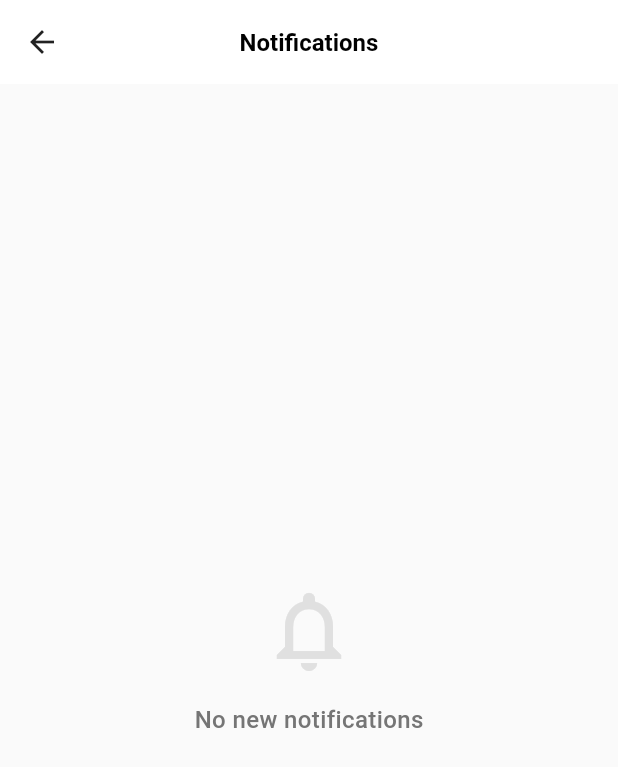
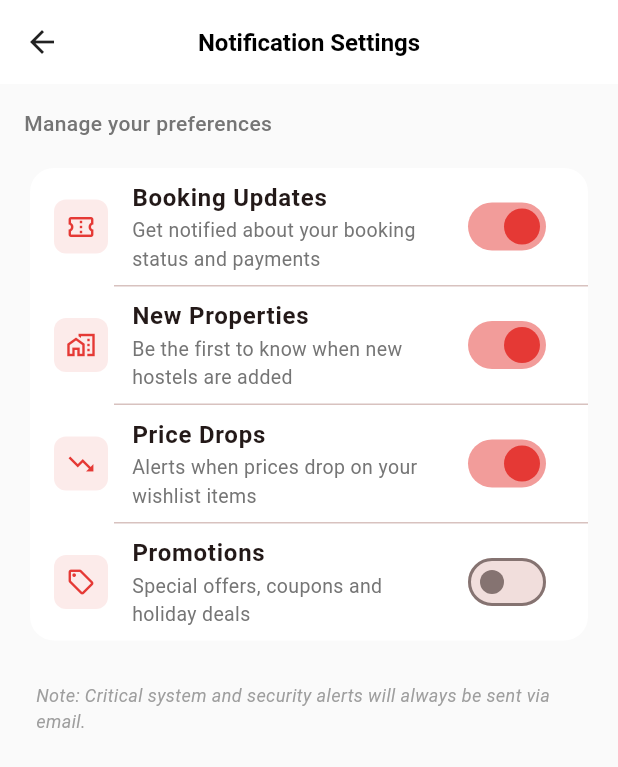
Before and after one commit to amit7451/Rentra, a Flutter app: the ProfileScreen screen opened by its route, after a tap on "Notifications", on a phone screen of 412 x 824 dp. Shown: the top 767 px of the screen. Run offline on Flutter 3.47's test engine with Material 3 defaults, Android fonts, the light colour scheme and no system bars; our stand-ins replace cloud_firestore, cloud_functions, connectivity_plus, firebase_auth, firebase_core, firebase_crashlytics and 9 more; missing offline and left inert: onesignal_flutter, razorpay_flutter; accounts and stored records are empty; network calls fail.

Commit message:
Added notification settings and secured keys

```diff
--- a/lib/app/routes.dart
+++ b/lib/app/routes.dart
@@ -20,6 +20,7 @@ import 'package:rentra/screens/profile/change_password_screen.dart';
 import '../screens/admin/admin_bookings_screen.dart';
 import '../screens/admin/admin_booking_details_screen.dart';
 import '../screens/booking/payment_status_screen.dart';
+import '../screens/notifications/notification_settings_screen.dart';
 
 class AppRoutes {
   // static const String splash = '/';
@@ -44,6 +45,7 @@ class AppRoutes {
   static const String changePassword = '/change-password';
   static const String paymentStatus = '/payment-status';
   static const String adminBookingDetails = '/admin-booking-details';
+  static const String notificationSettings = '/notification-settings';
 
   static Map<String, WidgetBuilder> routes = {
     // splash: (context) => const SplashScreen(),
@@ -64,6 +66,7 @@ class AppRoutes {
     privacyPolicy: (context) => const PrivacyPolicyScreen(),
     inviteEarn: (context) => const InviteEarnScreen(),
     changePassword: (context) => const ChangePasswordScreen(),
+    notificationSettings: (context) => const NotificationSettingsScreen(),
   };
 
   static Route<dynamic>? onGenerateRoute(RouteSettings settings) {
--- a/lib/screens/admin/admin_booking_details_screen.dart
+++ b/lib/screens/admin/admin_booking_details_screen.dart
@@ -500,7 +500,7 @@ class _AdminBookingDetailsScreenState extends State<AdminBookingDetailsScreen> {
             ? 'Your booking at ${_booking!.hostelName} has been confirmed securely.'
             : 'Your booking at ${_booking!.hostelName} was cancelled by the owner.',
         type: 'booking',
-        additionalData: {'bookingId': _booking!.id, 'status': 'status_update'},
+        additionalData: {'bookingId': _booking!.id, 'status': newStatus.name},
       );
 
       if (mounted) {
--- /dev/null
+++ b/lib/screens/notifications/notification_settings_screen.dart
@@ -0,0 +1,200 @@
+import 'package:flutter/material.dart';
+import 'package:firebase_auth/firebase_auth.dart';
+import 'package:cloud_firestore/cloud_firestore.dart';
+import '../../app/theme.dart';
+import '../../widgets/loading_indicator.dart';
+
+class NotificationSettingsScreen extends StatefulWidget {
+  const NotificationSettingsScreen({super.key});
+
+  @override
+  State<NotificationSettingsScreen> createState() =>
+      _NotificationSettingsScreenState();
+}
+
+class _NotificationSettingsScreenState
+    extends State<NotificationSettingsScreen> {
+  final _uid = FirebaseAuth.instance.currentUser?.uid;
+  bool _isLoading = true;
+
+  // Settings with default values
+  Map<String, bool> _settings = {
+    'bookingUpdates': true,
+    'newProperties': true,
+    'priceDrops': true,
+    'promotions': false,
+  };
+
+  @override
+  void initState() {
+    super.initState();
+    _loadSettings();
+  }
+
+  Future<void> _loadSettings() async {
+    if (_uid == null) return;
+    try {
+      final doc = await FirebaseFirestore.instance
+          .collection('users')
+          .doc(_uid)
+          .collection('settings')
+          .doc('notifications')
+          .get();
+
+      if (doc.exists && doc.data() != null) {
+        setState(() {
+          // Merge fetched settings with defaults
+          _settings = {..._settings, ...Map<String, bool>.from(doc.data()!)};
+          _isLoading = false;
+        });
+      } else {
+        setState(() => _isLoading = false);
+      }
+    } catch (e) {
+      debugPrint('Error loading notification settings: $e');
+      setState(() => _isLoading = false);
+    }
+  }
+
+  Future<void> _updateSetting(String key, bool value) async {
+    if (_uid == null) return;
+
+    // Optimistic UI update
+    setState(() => _settings[key] = value);
+
+    try {
+      await FirebaseFirestore.instance
+          .collection('users')
+          .doc(_uid)
+          .collection('settings')
+          .doc('notifications')
+          .set({key: value}, SetOptions(merge: true));
+    } catch (e) {
+      // Revert on error
+      setState(() => _settings[key] = !value);
+      if (mounted) {
+        ScaffoldMessenger.of(context).showSnackBar(
+          const SnackBar(content: Text('Failed to update setting')),
+        );
+      }
+    }
+  }
+
+  @override
+  Widget build(BuildContext context) {
+    if (_isLoading) {
+      return const Scaffold(
+        body: Center(child: LoadingIndicator(message: 'Loading settings...')),
+      );
+    }
+
+    return Scaffold(
+      backgroundColor: Colors.grey[50],
+      appBar: AppBar(
+        title: const Text(
+          'Notification Settings',
+          style: TextStyle(color: Colors.black, fontWeight: FontWeight.bold),
+        ),
+        backgroundColor: Colors.white,
+        foregroundColor: Colors.black,
+        elevation: 0,
+        centerTitle: true,
+      ),
+      body: SingleChildScrollView(
+        padding: const EdgeInsets.all(16),
+        child: Column(
+          crossAxisAlignment: CrossAxisAlignment.start,
+          children: [
+            Text(
+              'Manage your preferences',
+              style: TextStyle(
+                fontSize: 14,
+                color: Colors.grey[600],
+                fontWeight: FontWeight.w500,
+              ),
+            ),
+            const SizedBox(height: 16),
+            Card(
+              shape: RoundedRectangleBorder(
+                borderRadius: BorderRadius.circular(16),
+              ),
+              elevation: 0,
+              child: Column(
+                children: [
+                  _buildToggleTile(
+                    'Booking Updates',
+                    'Get notified about your booking status and payments',
+                    'bookingUpdates',
+                    Icons.confirmation_number_outlined,
+                  ),
+                  const Divider(height: 1, indent: 56),
+                  _buildToggleTile(
+                    'New Properties',
+                    'Be the first to know when new hostels are added',
+                    'newProperties',
+                    Icons.home_work_outlined,
+                  ),
+                  const Divider(height: 1, indent: 56),
+                  _buildToggleTile(
+                    'Price Drops',
+                    'Alerts when prices drop on your wishlist items',
+                    'priceDrops',
+                    Icons.trending_down_outlined,
+                  ),
+                  const Divider(height: 1, indent: 56),
+                  _buildToggleTile(
+                    'Promotions',
+                    'Special offers, coupons and holiday deals',
+                    'promotions',
+                    Icons.local_offer_outlined,
+                  ),
+                ],
+              ),
+            ),
+            const SizedBox(height: 24),
+            Padding(
+              padding: const EdgeInsets.symmetric(horizontal: 8),
+              child: Text(
+                'Note: Critical system and security alerts will always be sent via email.',
+                style: TextStyle(
+                  fontSize: 12,
+                  color: Colors.grey[500],
+                  fontStyle: FontStyle.italic,
+                ),
+              ),
+            ),
+          ],
+        ),
+      ),
+    );
+  }
+
+  Widget _buildToggleTile(
+    String title,
+    String subtitle,
+    String settingKey,
+    IconData icon,
+  ) {
+    return SwitchListTile.adaptive(
+      value: _settings[settingKey] ?? true,
+      onChanged: (bool value) => _updateSetting(settingKey, value),
+      secondary: Container(
+        padding: const EdgeInsets.all(8),
+        decoration: BoxDecoration(
+          color: AppTheme.primaryRed.withOpacity(0.1),
+          borderRadius: BorderRadius.circular(8),
+        ),
+        child: Icon(icon, color: AppTheme.primaryRed, size: 20),
+      ),
+      title: Text(
+        title,
+        style: const TextStyle(fontWeight: FontWeight.w600, fontSize: 16),
+      ),
+      subtitle: Text(
+        subtitle,
+        style: TextStyle(fontSize: 13, color: Colors.grey[600]),
+      ),
+      activeColor: AppTheme.primaryRed,
+    );
+  }
+}
--- a/lib/screens/profile/profile_screen.dart
+++ b/lib/screens/profile/profile_screen.dart
@@ -155,7 +155,7 @@ class ProfileScreen extends StatelessWidget {
                                 onTap: () {
                                   Navigator.pushNamed(
                                     context,
-                                    AppRoutes.notifications,
+                                    AppRoutes.notificationSettings,
                                   );
                                 },
                               ),
```
Also changed, not shown: 3 other files.
